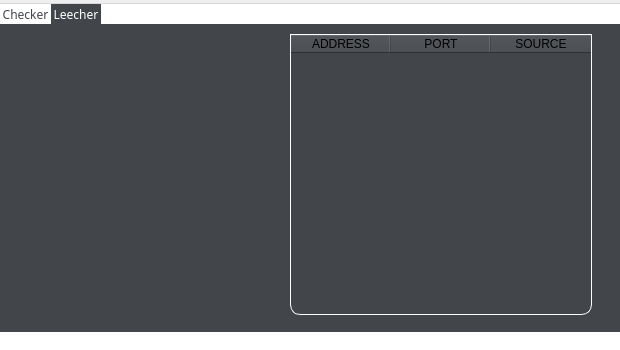
The window that src/gui/mainwindow.ui (marcobackup/Proxier) describes before a commit, drawn with Qt 5.
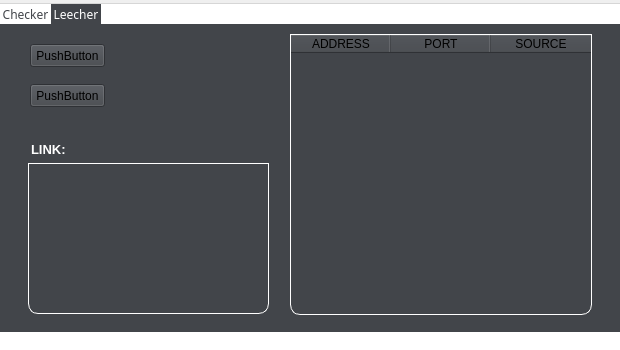
The same window after the commit. Icons and pictures are not drawn.

The edit to the form file:
```diff
--- a/src/gui/mainwindow.ui
+++ b/src/gui/mainwindow.ui
@@ -140,6 +140,66 @@
        </property>
       </column>
      </widget>
+     <widget class="QLabel" name="label">
+      <property name="geometry">
+       <rect>
+        <x>31</x>
+        <y>118</y>
+        <width>47</width>
+        <height>13</height>
+       </rect>
+      </property>
+      <property name="text">
+       <string>&lt;html&gt;&lt;head/&gt;&lt;body&gt;&lt;p&gt;&lt;span style=&quot; font-size:10pt; font-weight:600; color:#ffffff;&quot;&gt;LINK:&lt;/span&gt;&lt;/p&gt;&lt;/body&gt;&lt;/html&gt;</string>
+      </property>
+     </widget>
+     <widget class="QPlainTextEdit" name="plainTextEdit">
+      <property name="geometry">
+       <rect>
+        <x>28</x>
+        <y>139</y>
+        <width>241</width>
+        <height>151</height>
+       </rect>
+      </property>
+      <property name="styleSheet">
+       <string notr="true">QPlainTextEdit {
+    border: 1px solid white;
+	border-bottom-right-radius: 10px;
+	border-bottom-left-radius: 10px;
+	background-image: url(:/images/assets/icon (1).png);
+	background-repeat: no-repeat;
+	background-position: center center;
+	color: white;
+}</string>
+      </property>
+     </widget>
+     <widget class="QPushButton" name="pushButton">
+      <property name="geometry">
+       <rect>
+        <x>30</x>
+        <y>20</y>
+        <width>75</width>
+        <height>23</height>
+       </rect>
+      </property>
+      <property name="text">
+       <string>PushButton</string>
+      </property>
+     </widget>
+     <widget class="QPushButton" name="pushButton_2">
+      <property name="geometry">
+       <rect>
+        <x>30</x>
+        <y>60</y>
+        <width>75</width>
+        <height>23</height>
+       </rect>
+      </property>
+      <property name="text">
+       <string>PushButton</string>
+      </property>
+     </widget>
     </widget>
    </widget>
   </widget>
```
Left out of the diff: 9 changed lines with no effect on the pictures.
